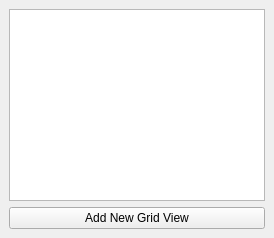
The window that ui/gridviewdock.ui (Dwarf-Therapist/Dwarf-Therapist) describes before a commit, drawn with Qt 5.
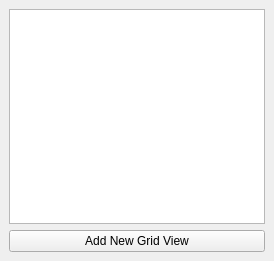
The same window after the commit. Icons and pictures are not drawn.

Patch:
```diff
--- a/ui/gridviewdock.ui
+++ b/ui/gridviewdock.ui
@@ -2,6 +2,14 @@
 <ui version="4.0">
  <class>GridViewDock</class>
  <widget class="QDockWidget" name="GridViewDock">
+  <property name="geometry">
+   <rect>
+    <x>0</x>
+    <y>0</y>
+    <width>274</width>
+    <height>261</height>
+   </rect>
+  </property>
   <property name="mouseTracking">
    <bool>false</bool>
   </property>
```
Left out of the diff: 14 changed lines with no effect on the pictures.
